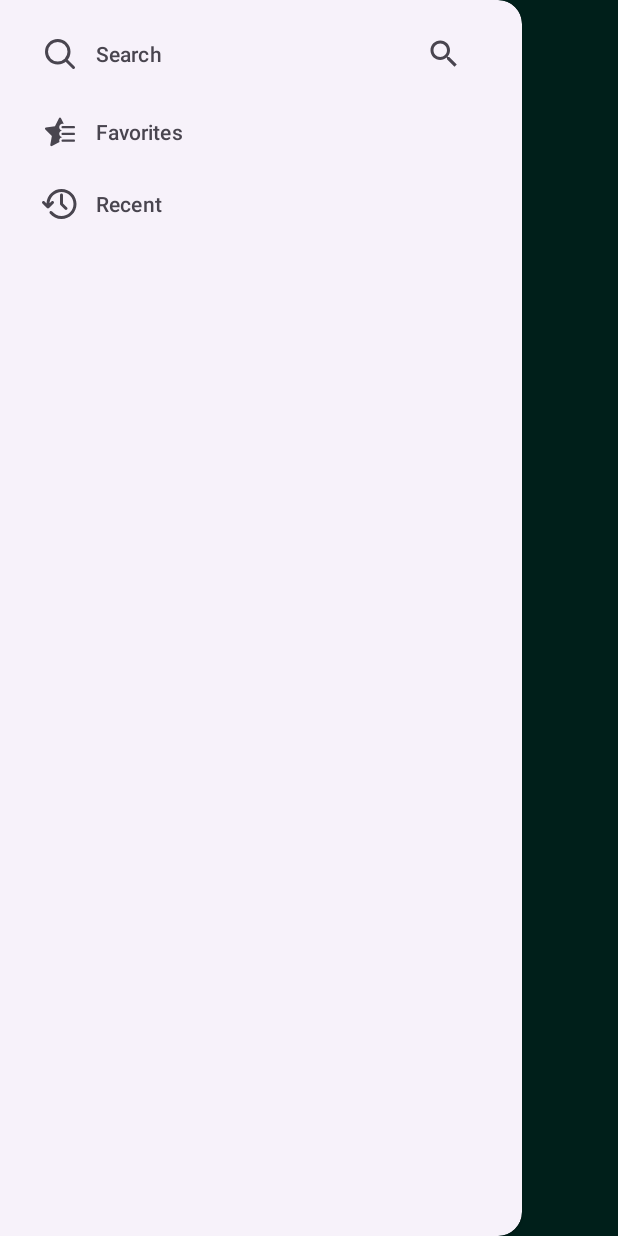
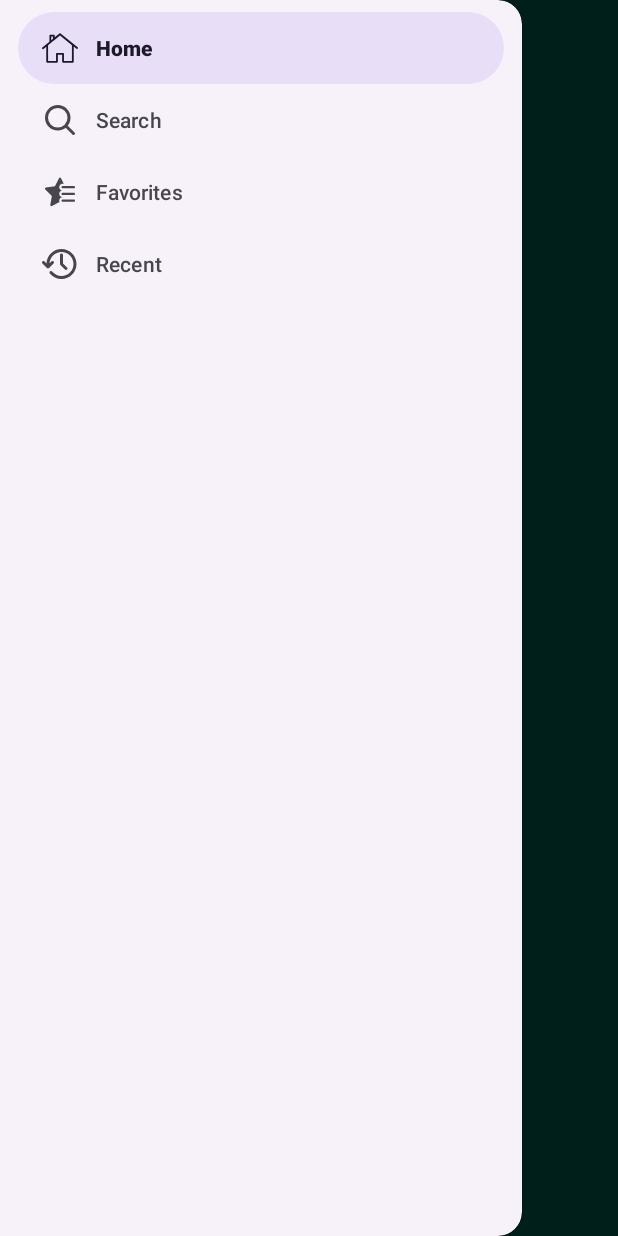
Before and after one commit to jeannamatthews-classes/group-project-parking, an Android app: the screen it shows after launch (MainActivity), with the side drawer open, on a phone screen of 412 x 824 dp. Run offline under Robolectric (Android 15) with nearby library versions, the light colour scheme and no system bars.

Commit message:
Updated the app, added a home button, updated the search button feature, added fragments.

```diff
--- /dev/null
+++ b/app/src/main/java/com/zybooks/parkingapp/Home_Fragment.java
@@ -0,0 +1,16 @@
+package com.zybooks.parkingapp;
+import android.os.Bundle;
+import android.view.LayoutInflater;
+import android.view.View;
+import android.view.ViewGroup;
+
+import androidx.fragment.app.Fragment;
+
+// Home_Fragment.java
+public class Home_Fragment extends Fragment {
+    @Override
+    public View onCreateView(LayoutInflater inflater, ViewGroup container, Bundle savedInstanceState) {
+        // Use a simple layout for now, like fragment_home.xml
+        return inflater.inflate(R.layout.home_fragment, container, false);
+    }
+}
--- /dev/null
+++ b/app/src/main/res/drawable/home_icon.xml
@@ -0,0 +1,9 @@
+<vector xmlns:android="http://schemas.android.com/apk/res/android"
+    android:width="800dp"
+    android:height="800dp"
+    android:viewportWidth="448.51"
+    android:viewportHeight="448.51">
+  <path
+      android:pathData="M444.28,215.25L242.72,52.44l-11.19,-9.29c-4.22,-3.51 -10.34,-3.51 -14.56,0l-58.16,48.3V71.03c0,-6.29 -5.1,-11.4 -11.4,-11.4h-43.45c-6.29,0 -11.4,5.1 -11.4,11.4v75.23L4.19,218.37c-4.88,3.98 -5.61,11.16 -1.63,16.03c2.25,2.76 5.53,4.19 8.84,4.19c2.53,0 5.08,-0.84 7.2,-2.57l34.48,-28.13v188.68c0,6.29 5.1,11.4 11.4,11.4h121.79c6.3,0 11.4,-5.1 11.4,-11.4v-88.43h53.18v88.43c0,6.29 5.1,11.4 11.4,11.4h121.79c6.3,0 11.4,-5.1 11.4,-11.4V205.1l34.52,27.88c2.11,1.7 4.64,2.53 7.16,2.53c3.32,0 6.62,-1.45 8.87,-4.24C449.94,226.38 449.17,219.21 444.28,215.25zM115.37,82.43h20.65v27.16l-20.65,16.72V82.43zM372.64,189.96v195.24h-98.99v-88.43c0,-6.29 -5.1,-11.4 -11.4,-11.4h-75.98c-6.3,0 -11.4,5.1 -11.4,11.4v88.43H75.88V189.96l44.31,-36.8c0,0 103.75,-85.01 104.41,-86.14L372.64,189.96z"
+      android:fillColor="#000000"/>
+</vector>
--- a/app/src/main/res/layout/activity_main.xml
+++ b/app/src/main/res/layout/activity_main.xml
@@ -1,4 +1,3 @@
-<?xml version="1.0" encoding="utf-8"?>
 <androidx.drawerlayout.widget.DrawerLayout
     xmlns:android="http://schemas.android.com/apk/res/android"
     xmlns:app="http://schemas.android.com/apk/res-auto"
@@ -17,18 +16,13 @@
             android:layout_width="match_parent"
             android:layout_height="?attr/actionBarSize"
             android:background="?attr/colorPrimary"
-            app:title="Parking App" />
+            app:title="Parking App"
+            app:titleTextColor="@android:color/white" />
 
         <FrameLayout
+            android:id="@+id/fragment_container"
             android:layout_width="match_parent"
-            android:layout_height="match_parent"
-            android:id="@+id/fragment_container" >
-        <androidx.recyclerview.widget.RecyclerView
-            android:id="@+id/recyclerViewLots"
-            android:layout_width="match_parent"
-            android:layout_height="match_parent"
-            android:padding="8dp" />
-        </FrameLayout>
+            android:layout_height="match_parent" />
 
     </LinearLayout>
 
--- a/app/src/main/res/menu/drawer_menu.xml
+++ b/app/src/main/res/menu/drawer_menu.xml
@@ -6,10 +6,15 @@
     xmlns:app="http://schemas.android.com/apk/res-auto">
     <group android:checkableBehavior="single">
         <item
+            android:id="@+id/nav_home"
+            android:icon="@drawable/home_icon"
+            android:title="Home"
+            app:showAsAction="ifRoom|collapseActionView"
+            />
+        <item
             android:id="@+id/nav_search"
             android:icon="@drawable/search_icon"
             android:title="Search"
-            app:actionViewClass="androidx.appcompat.widget.SearchView"
             app:showAsAction="ifRoom|collapseActionView" />
         <item
             android:id="@+id/nav_favorites"
--- a/app/src/main/res/values/themes.xml
+++ b/app/src/main/res/values/themes.xml
@@ -16,4 +16,9 @@
     </style>
 
     <style name="Theme.ParkingApp" parent="Base.Theme.ParkingApp" />
+
+    <style name="WhiteTextSearchView">
+        <item name="android:editTextColor">@android:color/white</item>
+        <item name="android:textColorHint">@android:color/darker_gray</item>
+    </style>
 </resources>
```
Also changed, not shown: app/src/main/java/com/zybooks/parkingapp/Lot.java (deleted, +0 -21 lines), app/src/main/java/com/zybooks/parkingapp/MainActivity.java (+25 -13 lines), app/src/main/java/com/zybooks/parkingapp/SearchFragment.java (deleted, +0 -73 lines), app/src/main/java/com/zybooks/parkingapp/Search_Fragment.java (added, +61 -0 lines), app/src/main/java/com/zybooks/parkingapp/lot_adapter.java (deleted, +0 -58 lines), app/src/main/res/layout/fragment_search.xml (deleted, +0 -23 lines), app/src/main/res/layout/home_fragment.xml (added, +30 -0 lines), app/src/main/res/layout/list_item_white.xml (added, +7 -0 lines), app/src/main/res/layout/search_fragment.xml (added, +23 -0 lines).
